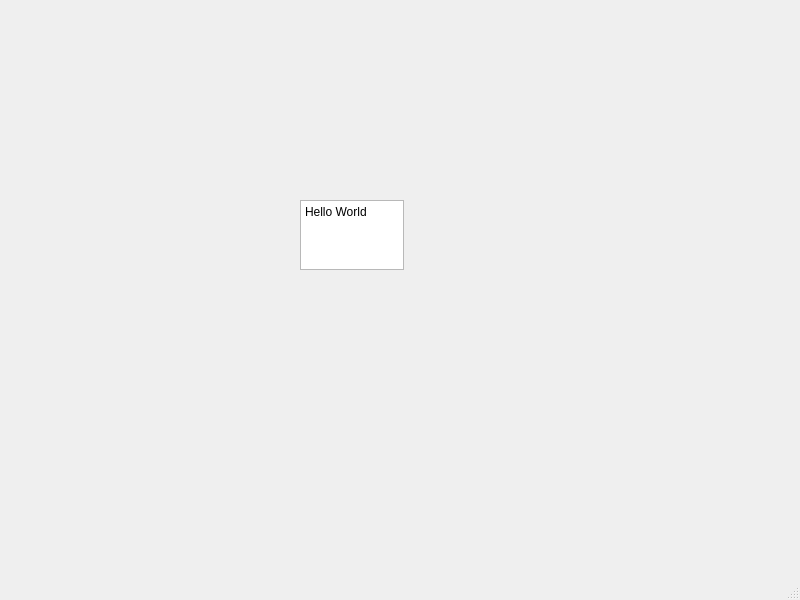
Above: Notepad/mainwindow.ui from EthanPui/QT-Learning before the change. Below: the same form after it.
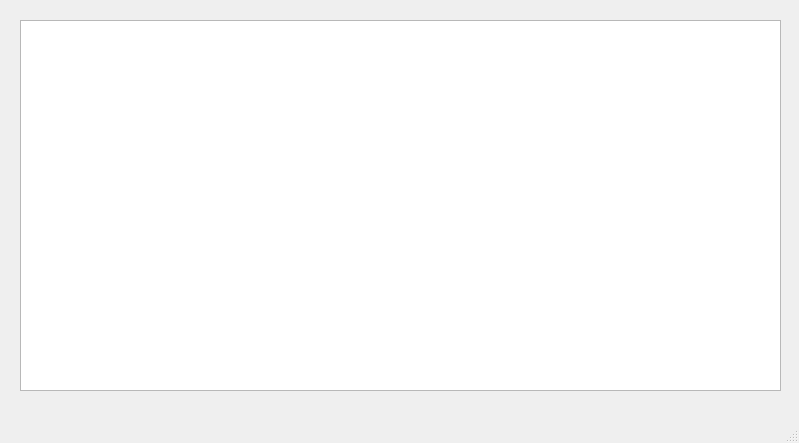
That is the form after the change.

What changed in the file:
```diff
--- a/Notepad/mainwindow.ui
+++ b/Notepad/mainwindow.ui
@@ -6,27 +6,28 @@
    <rect>
     <x>0</x>
     <y>0</y>
-    <width>800</width>
-    <height>600</height>
+    <width>799</width>
+    <height>443</height>
    </rect>
   </property>
   <property name="windowTitle">
    <string>MainWindow</string>
   </property>
   <widget class="QWidget" name="centralwidget">
-   <widget class="QPlainTextEdit" name="plainTextEdit">
+   <widget class="QWidget" name="verticalLayoutWidget">
     <property name="geometry">
      <rect>
-      <x>300</x>
-      <y>200</y>
-      <width>104</width>
-      <height>70</height>
+      <x>20</x>
+      <y>20</y>
+      <width>761</width>
+      <height>371</height>
      </rect>
     </property>
-    <property name="plainText">
-     <string>Hello World
-</string>
-    </property>
+    <layout class="QVBoxLayout" name="verticalLayout">
+     <item>
+      <widget class="QTextEdit" name="textEdit"/>
+     </item>
+    </layout>
    </widget>
   </widget>
   <widget class="QMenuBar" name="menubar">
```
Left out of the diff: 2 changed lines with no effect on the pictures.
